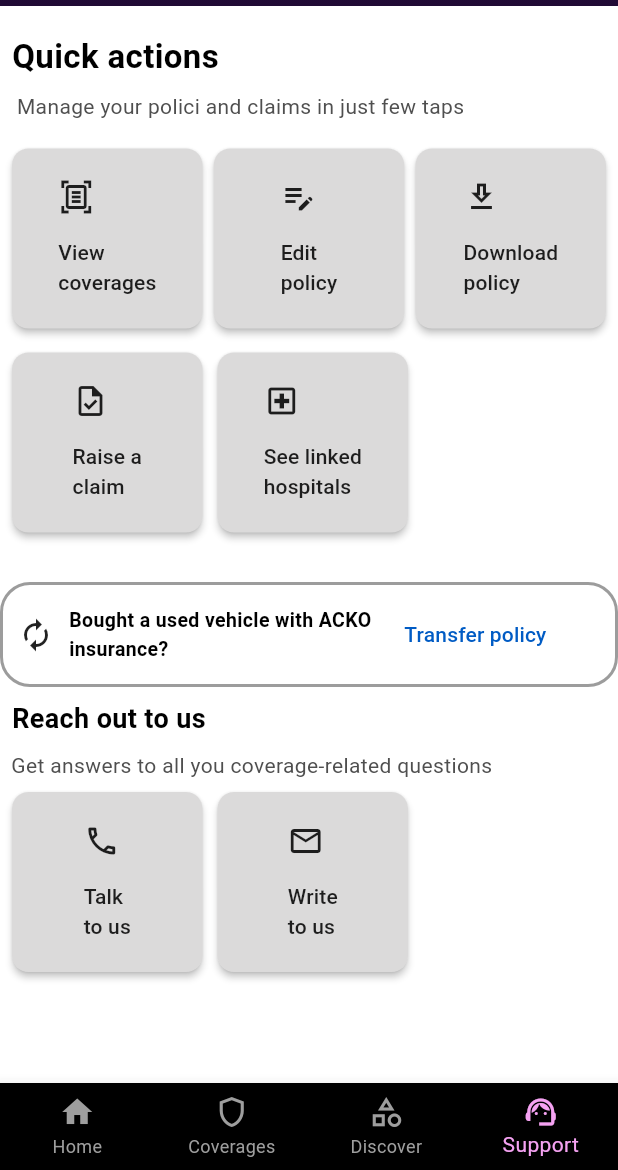
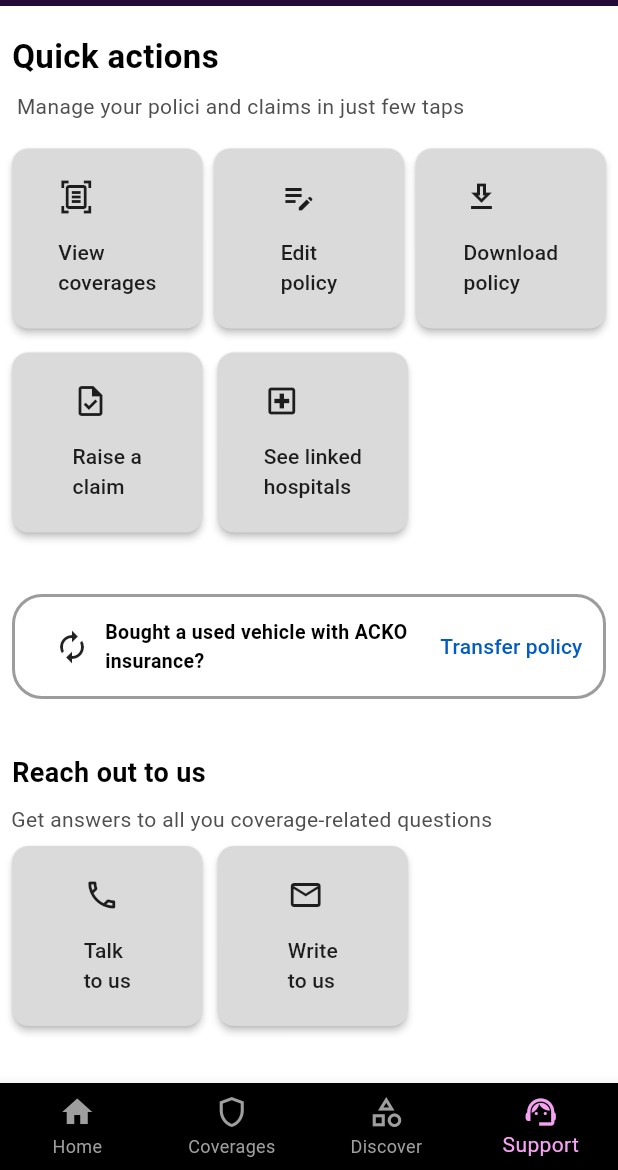
Before and after one commit to denilshaji2k/acko-clone, a Flutter app: the HomeView screen opened directly, item 4 of the bottom bar chosen, on a phone screen of 412 x 824 dp, the part 66-1236 px from its top. Run offline on Flutter 3.47's test engine with Material 3 defaults, Android fonts, the phone set to English and light mode, and no system bars; our stand-ins replace flutter_svg.

Commit message:
final alignment updates

```diff
--- a/lib/view/navbar/support_view.dart
+++ b/lib/view/navbar/support_view.dart
@@ -126,7 +126,9 @@ class SupportView extends StatelessWidget {
                 const SizedBox(
                   height: 10,
                 ),
-                Container(
+                Padding(
+                  padding: const EdgeInsets.all(8.0),
+                  child: Container(
                     height: 70,
                     decoration: BoxDecoration(
                       color: const Color.fromARGB(255, 255, 255, 255),
@@ -137,8 +139,11 @@ class SupportView extends StatelessWidget {
                       ),
                     ),
                     child: Row(children: [
-                    const SizedBox(
+                      const Padding(
+                        padding: EdgeInsets.all(8.0),
+                        child: SizedBox(
                           width: 10,
+                        ),
                       ),
                       const Icon(Icons.autorenew_outlined),
                       const SizedBox(width: 10),
@@ -169,6 +174,8 @@ class SupportView extends StatelessWidget {
                       ),
                     ]),
                   ),
+                ),
+                const SizedBox(height: 20),
 
                 const Align(
                   alignment: Alignment.centerLeft,
```
Lines whose indentation alone changed are shown as unchanged.
